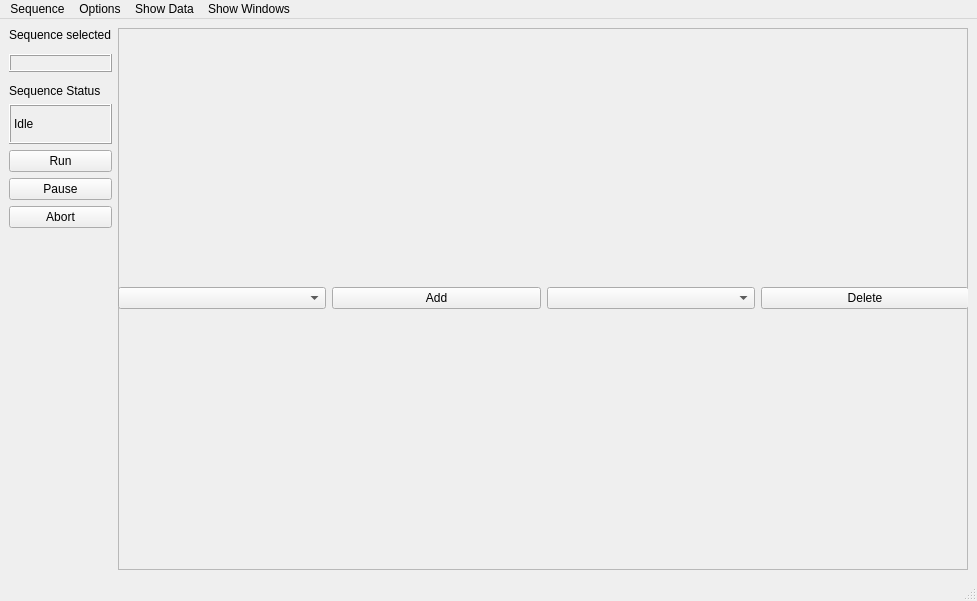
Old version of the form CryostatGUI/configurations/Testnew.ui in the repository Cryostat-GUI/Cryostat-GUI.
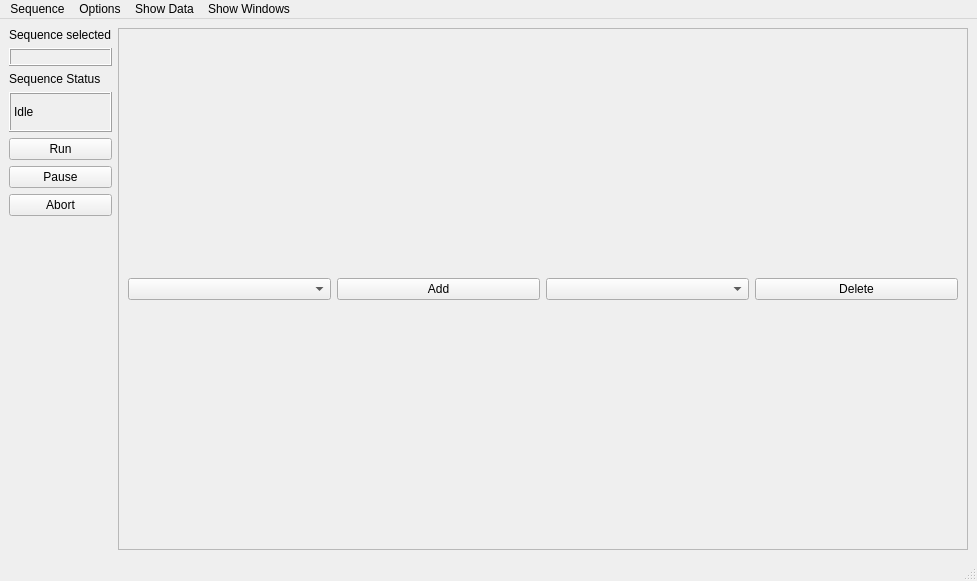
New version of the form.

Commit message: adapt GUI of mainWindow

Patch:
```diff
--- a/CryostatGUI/configurations/Testnew.ui
+++ b/CryostatGUI/configurations/Testnew.ui
@@ -6,8 +6,8 @@
    <rect>
     <x>0</x>
     <y>0</y>
-    <width>972</width>
-    <height>601</height>
+    <width>964</width>
+    <height>581</height>
    </rect>
   </property>
   <property name="windowTitle">
@@ -17,84 +17,76 @@
    <property name="enabled">
     <bool>true</bool>
    </property>
-   <layout class="QGridLayout" name="gridLayout" rowstretch="0,0,0,0,0,0,0,0,0,0,0,0" columnstretch="0,0,0">
-    <property name="sizeConstraint">
-     <enum>QLayout::SetDefaultConstraint</enum>
-    </property>
-    <item row="2" column="1">
-     <widget class="QLabel" name="labelSequenceSelected">
-      <property name="frameShape">
-       <enum>QFrame::Box</enum>
-      </property>
-      <property name="frameShadow">
-       <enum>QFrame::Raised</enum>
-      </property>
-      <property name="text">
-       <string/>
-      </property>
-     </widget>
-    </item>
-    <item row="10" column="1">
-     <spacer name="verticalSpacer">
-      <property name="orientation">
-       <enum>Qt::Vertical</enum>
-      </property>
-      <property name="sizeHint" stdset="0">
-       <size>
-        <width>20</width>
-        <height>40</height>
-       </size>
-      </property>
-     </spacer>
-    </item>
-    <item row="0" column="1">
+   <layout class="QGridLayout" name="gridLayout">
+    <item row="0" column="0">
      <widget class="QLabel" name="label_3">
       <property name="text">
        <string>Sequence selected</string>
       </property>
      </widget>
     </item>
-    <item row="8" column="1">
-     <widget class="QPushButton" name="pushSequenceAbort">
-      <property name="text">
-       <string>Abort</string>
-      </property>
-     </widget>
-    </item>
-    <item row="7" column="1">
-     <widget class="QPushButton" name="pushSequencePause">
-      <property name="text">
-       <string>Pause</string>
-      </property>
-     </widget>
-    </item>
-    <item row="5" column="1">
-     <widget class="QLabel" name="labelSequenceStatus">
+    <item row="0" column="1" rowspan="8">
+     <widget class="QFrame" name="side_widget">
       <property name="minimumSize">
        <size>
-        <width>0</width>
-        <height>40</height>
+        <width>850</width>
+        <height>0</height>
        </size>
       </property>
       <property name="frameShape">
+       <enum>QFrame::StyledPanel</enum>
+      </property>
+      <property name="frameShadow">
+       <enum>QFrame::Raised</enum>
+      </property>
+      <layout class="QGridLayout" name="gridLayout_3">
+       <item row="0" column="0">
+        <layout class="QGridLayout" name="gridLayout_2">
+         <item row="0" column="1">
+          <widget class="QPushButton" name="add_instrument">
+           <property name="text">
+            <string>Add</string>
+           </property>
+          </widget>
+         </item>
+         <item row="0" column="0">
+          <widget class="QComboBox" name="select_instrument"/>
+         </item>
+         <item row="0" column="3">
+          <widget class="QPushButton" name="delete_instrument">
+           <property name="sizePolicy">
+            <sizepolicy hsizetype="Preferred" vsizetype="Fixed">
+             <horstretch>0</horstretch>
+             <verstretch>0</verstretch>
+            </sizepolicy>
+           </property>
+           <property name="text">
+            <string>Delete</string>
+           </property>
+          </widget>
+         </item>
+         <item row="0" column="2">
+          <widget class="QComboBox" name="select_instrument_delete"/>
+         </item>
+        </layout>
+       </item>
+      </layout>
+     </widget>
+    </item>
+    <item row="1" column="0">
+     <widget class="QLabel" name="labelSequenceSelected">
+      <property name="frameShape">
        <enum>QFrame::Box</enum>
       </property>
       <property name="frameShadow">
        <enum>QFrame::Raised</enum>
       </property>
       <property name="text">
-       <string>Idle</string>
+       <string/>
       </property>
      </widget>
     </item>
-    <item row="6" column="1">
-     <widget class="QPushButton" name="pushSequenceRun">
-      <property name="text">
-       <string>Run</string>
-      </property>
-     </widget>
-    </item>
-    <item row="4" column="1">
+    <item row="2" column="0">
      <widget class="QLabel" name="label_5">
       <property name="sizePolicy">
        <sizepolicy hsizetype="Preferred" vsizetype="Preferred">
@@ -107,60 +99,59 @@
       </property>
      </widget>
     </item>
-    <item row="0" column="2" rowspan="12">
-     <widget class="QFrame" name="side_widget">
+    <item row="3" column="0">
+     <widget class="QLabel" name="labelSequenceStatus">
       <property name="minimumSize">
        <size>
-        <width>850</width>
-        <height>0</height>
+        <width>0</width>
+        <height>40</height>
        </size>
       </property>
       <property name="frameShape">
-       <enum>QFrame::StyledPanel</enum>
+       <enum>QFrame::Box</enum>
       </property>
       <property name="frameShadow">
        <enum>QFrame::Raised</enum>
       </property>
-      <widget class="QWidget" name="gridLayoutWidget">
-       <property name="geometry">
-        <rect>
-         <x>0</x>
-         <y>0</y>
-         <width>851</width>
-         <height>541</height>
-        </rect>
-       </property>
-       <layout class="QGridLayout" name="gridLayout_2">
-        <item row="0" column="1">
-         <widget class="QPushButton" name="add_instrument">
-          <property name="text">
-           <string>Add</string>
-          </property>
-         </widget>
-        </item>
-        <item row="0" column="0">
-         <widget class="QComboBox" name="select_instrument"/>
-        </item>
-        <item row="0" column="3">
-         <widget class="QPushButton" name="delete_instrument">
-          <property name="sizePolicy">
-           <sizepolicy hsizetype="Preferred" vsizetype="Fixed">
-            <horstretch>0</horstretch>
-            <verstretch>0</verstretch>
-           </sizepolicy>
-          </property>
-          <property name="text">
-           <string>Delete</string>
-          </property>
-         </widget>
-        </item>
-        <item row="0" column="2">
-         <widget class="QComboBox" name="select_instrument_delete"/>
-        </item>
-       </layout>
-      </widget>
+      <property name="text">
+       <string>Idle</string>
+      </property>
      </widget>
     </item>
+    <item row="4" column="0">
+     <widget class="QPushButton" name="pushSequenceRun">
+      <property name="text">
+       <string>Run</string>
+      </property>
+     </widget>
+    </item>
+    <item row="5" column="0">
+     <widget class="QPushButton" name="pushSequencePause">
+      <property name="text">
+       <string>Pause</string>
+      </property>
+     </widget>
+    </item>
+    <item row="6" column="0">
+     <widget class="QPushButton" name="pushSequenceAbort">
+      <property name="text">
+       <string>Abort</string>
+      </property>
+     </widget>
+    </item>
+    <item row="7" column="0">
+     <spacer name="verticalSpacer">
+      <property name="orientation">
+       <enum>Qt::Vertical</enum>
+      </property>
+      <property name="sizeHint" stdset="0">
+       <size>
+        <width>20</width>
+        <height>40</height>
+       </size>
+      </property>
+     </spacer>
+    </item>
    </layout>
   </widget>
   <widget class="QMenuBar" name="menubar">
```
Left out of the diff: 2 changed lines with no effect on the pictures.
